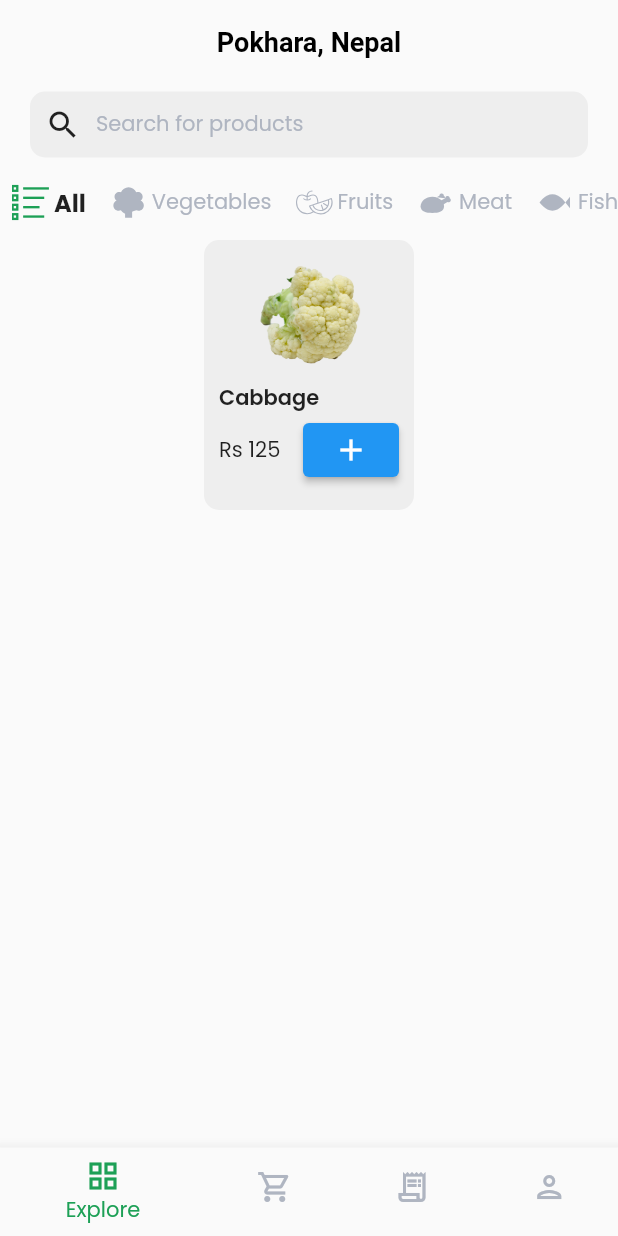
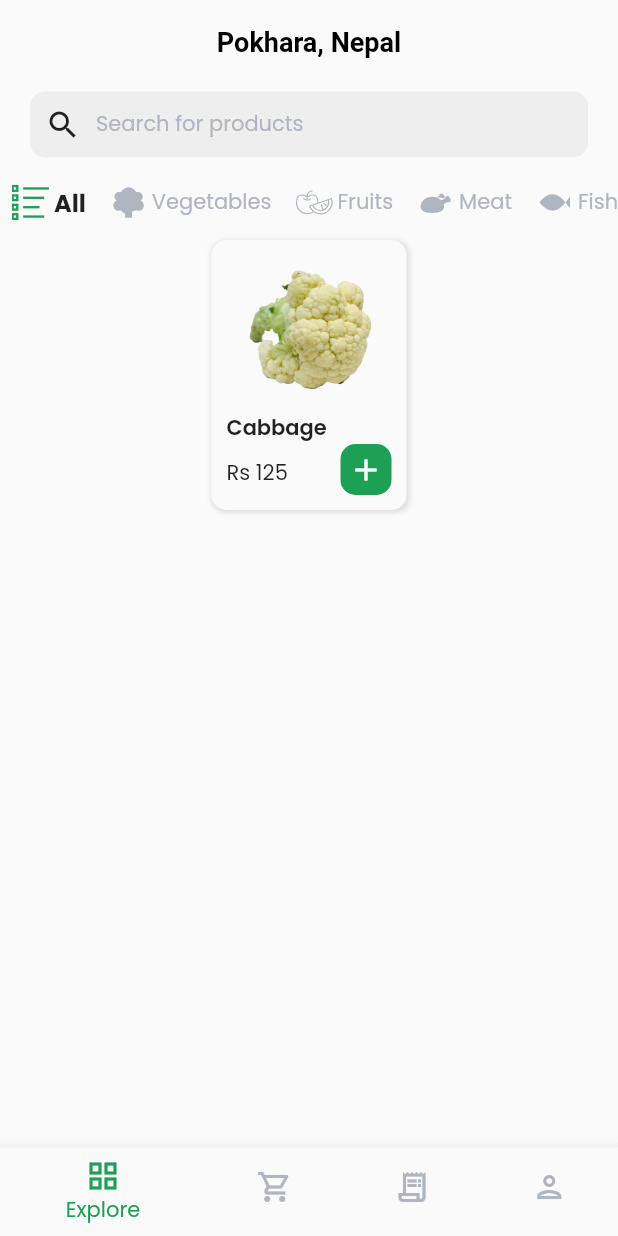
Before and after one commit to Urjalab/Flutter-Class, a Flutter app: the screen it shows after launch, on a phone screen of 412 x 824 dp. Run offline on Flutter 3.47's test engine with Material 2 defaults, Android fonts, the phone set to English and light mode, and no system bars; our stand-ins replace flutter_svg, google_fonts.

Commit message:
product tile

```diff
--- a/grocery_nepal/lib/modules/explore_tab/widgets/product_tile.dart
+++ b/grocery_nepal/lib/modules/explore_tab/widgets/product_tile.dart
@@ -1,4 +1,5 @@
 import 'package:flutter/material.dart';
+import 'package:grocery_nepal/constants.dart';
 
 class ProductTile extends StatelessWidget {
   const ProductTile({
@@ -10,17 +11,26 @@ class ProductTile extends StatelessWidget {
     return Container(
       padding: const EdgeInsets.symmetric(horizontal: 10, vertical: 5),
       decoration: BoxDecoration(
-          color: Colors.grey.shade200, borderRadius: BorderRadius.circular(10)),
+          color: Colors.grey.shade50,
+          borderRadius: BorderRadius.circular(10),
+          // border: Border.all(color: greyColor),
+          boxShadow: [
+            BoxShadow(
+                color: Colors.grey.shade300,
+                offset: const Offset(1, 1),
+                spreadRadius: 1,
+                blurRadius: 2)
+          ]),
       height: 180,
-      width: 140,
+      width: 130,
       child: Column(
         crossAxisAlignment: CrossAxisAlignment.start,
         children: [
-          Center(
-            child: Image.asset(
-              'assets/images/dummy_image.png',
-              height: 90,
-              width: 90,
+          Expanded(
+            child: Center(
+              child: Image.asset(
+                'assets/images/dummy_image.png',
+              ),
             ),
           ),
           const Text(
@@ -32,10 +42,22 @@ class ProductTile extends StatelessWidget {
           Row(
             mainAxisAlignment: MainAxisAlignment.spaceBetween,
             children: [
-              Text('Rs 125'),
-              ElevatedButton(
-                onPressed: () {},
-                child: Icon(Icons.add),
+              const Text('Rs 125'),
+              InkWell(
+                onTap: () {
+                  print('button pressed');
+                },
+                child: Container(
+                  margin: const EdgeInsets.only(bottom: 5),
+                  decoration: BoxDecoration(
+                      color: greenColor,
+                      borderRadius: BorderRadius.circular(10)),
+                  padding: const EdgeInsets.all(5),
+                  child: const Icon(
+                    Icons.add,
+                    color: Colors.white,
+                  ),
+                ),
               )
             ],
           )
```
